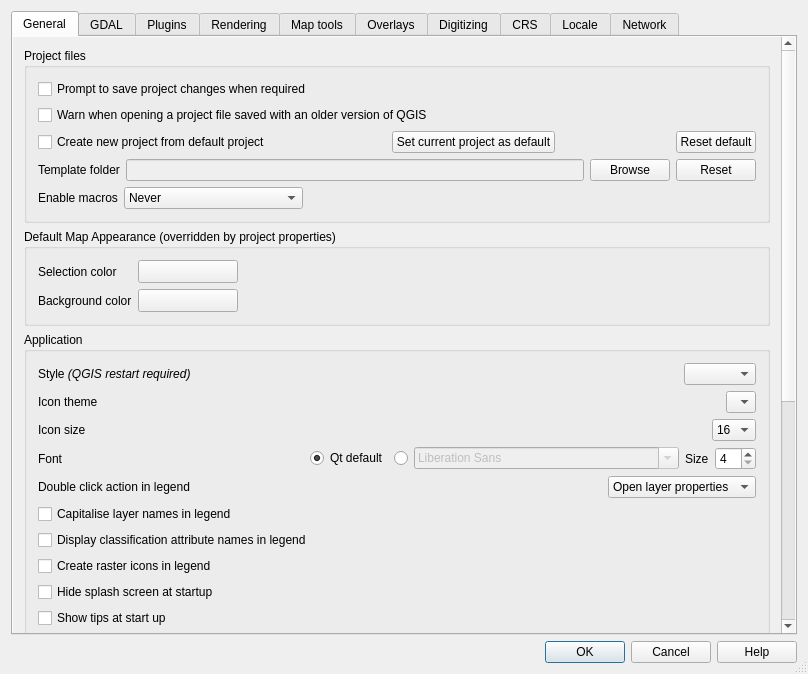
qgis/QGIS, file src/ui/qgsoptionsbase.ui: the form before one commit.
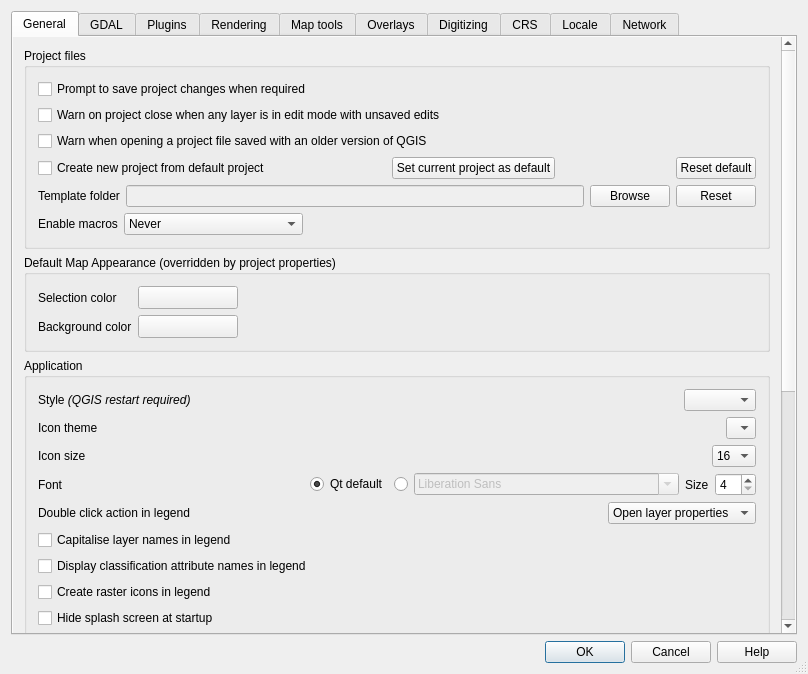
The form after the commit. Icons and pictures are not drawn. Custom widgets are drawn as their Qt base class.

Commit message:
Add option to warn on project close if any layer is in edit mode with unsaved edits
- Fix for #6054 and #6732

Diff of the .ui file:
```diff
--- a/src/ui/qgsoptionsbase.ui
+++ b/src/ui/qgsoptionsbase.ui
@@ -66,8 +66,8 @@
            <rect>
             <x>0</x>
             <y>0</y>
-            <width>770</width>
-            <height>1062</height>
+            <width>768</width>
+            <height>1041</height>
            </rect>
           </property>
           <layout class="QGridLayout" name="gridLayout">
@@ -84,6 +84,13 @@
                 </property>
                </widget>
               </item>
+              <item>
+               <widget class="QCheckBox" name="chbWarnWhenLayerHasEdits">
+                <property name="text">
+                 <string>Warn on project close when any layer is in edit mode with unsaved edits</string>
+                </property>
+               </widget>
+              </item>
               <item>
                <widget class="QCheckBox" name="chbWarnOldProjectVersion">
                 <property name="text">
```
The commit also changes 2 other files.
